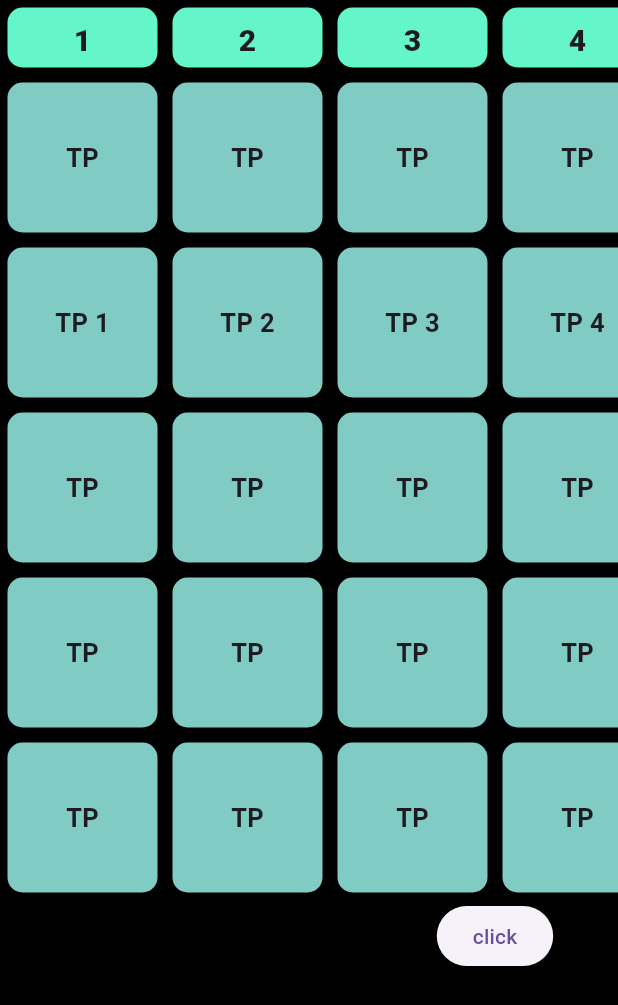
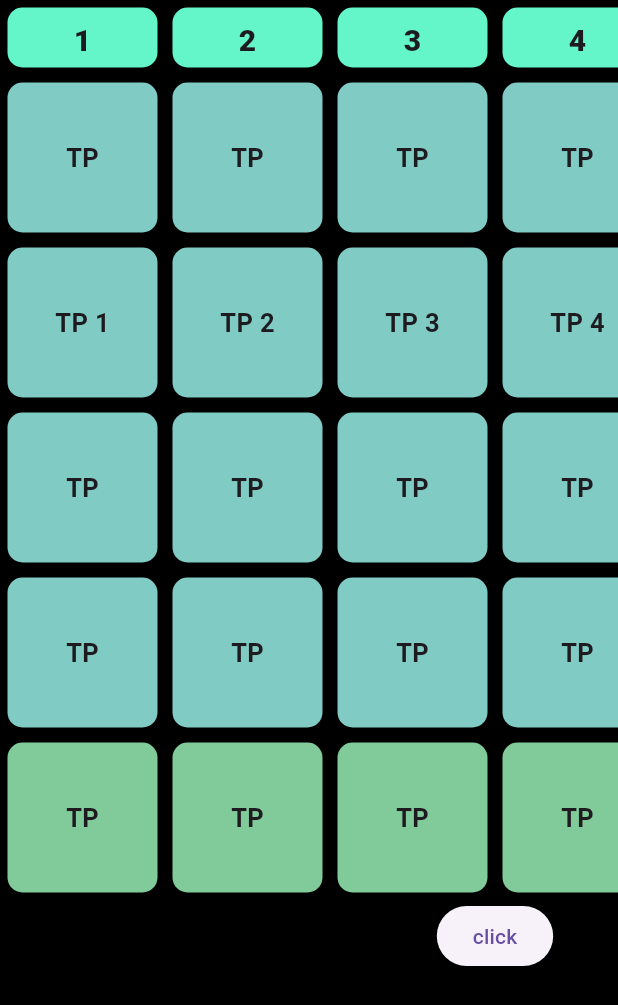
Before and after one commit to Vaishnavtech/timet, a Flutter app: the screen it shows after launch, on a phone screen of 412 x 824 dp. Shown: the top 1005 px of the screen. Run offline on Flutter 3.47's test engine with Material 3 defaults, Android fonts, the phone set to English and light mode, and no system bars; drawn by our look-alikes of flip_card.

Commit message:
before filesystem

```diff
--- a/lib/main.dart
+++ b/lib/main.dart
@@ -11,8 +11,18 @@ class box2 extends StatelessWidget {
   double x;
   double y;
   String boxText2;
+  int day;
+  final moonLanding = DateTime.parse(DateTime.now().toString());
+   Color? method(day) {
+    if(moonLanding.weekday==day){
+     return Color.fromARGB(255, 128, 203, 153);
+    }
+    else{
+    return Colors.teal[200];
+    }
+  }
+  box2(this.boxText2,this.day, [this.y = 100, this.x = 100]);
 
-  box2(this.boxText2, [this.y = 100, this.x = 100]);
 
   @override
   Widget build(BuildContext context) {
@@ -25,7 +35,7 @@ class box2 extends StatelessWidget {
           alignment: Alignment.center,
           decoration: BoxDecoration(
             borderRadius: BorderRadius.circular(10),
-          color: Colors.teal[200],
+            color: method(day),
           ),
           padding: const EdgeInsets.all(8),
           child: Text(
@@ -33,7 +43,8 @@ class box2 extends StatelessWidget {
             style: TextStyle(fontWeight: FontWeight.bold, fontSize: 17),
           ),
         ),
-),back: Padding(
+      ),
+      back: Padding(
         padding: const EdgeInsets.all(5.0),
         child: Container(
           width: x,
@@ -50,7 +61,8 @@ class box2 extends StatelessWidget {
           ),
         ),
       ),
-    direction: FlipDirection.VERTICAL,);
+      direction: FlipDirection.VERTICAL,
+    );
   }
 }
 
@@ -93,52 +105,52 @@ class home extends StatelessWidget {
               ),
               Row(
                 children: [
-                  box2("TP"),
-                  box2("TP"),
-                  box2("TP"),
-                  box2("TP"),
-                  box2("TP"),
-                  box2("TP"),
+                  box2("TP",1),
+                  box2("TP",1),
+                  box2("TP",1),
+                  box2("TP",1),
+                  box2("TP",1),
+                  box2("TP",1),
                 ],
               ),
               Row(
                 children: [
-                  box2("TP 1"),
-                  box2("TP 2"),
-                  box2("TP 3"),
-                  box2("TP 4"),
-                  box2("TP 5"),
-                  box2("TP 6"),
+                  box2("TP 1",2),
+                  box2("TP 2",2),
+                  box2("TP 3",2),
+                  box2("TP 4",2),
+                  box2("TP 5",2),
+                  box2("TP 6",2),
                 ],
               ),
               Row(
                 children: [
-                  box2("TP"),
-                  box2("TP"),
-                  box2("TP"),
-                  box2("TP"),
-                  box2("TP"),
-                  box2("TP"),
+                  box2("TP",3),
+                  box2("TP",3),
+                  box2("TP",3),
+                  box2("TP",3),
+                  box2("TP",3),
+                  box2("TP",3),
                 ],
               ),
               Row(
                 children: [
-                  box2("TP"),
-                  box2("TP"),
-                  box2("TP"),
-                  box2("TP"),
-                  box2("TP"),
-                  box2("TP"),
+                  box2("TP",4),
+                  box2("TP",4),
+                  box2("TP",4),
+                  box2("TP",4),
+                  box2("TP",4),
+                  box2("TP",4),
                 ],
               ),
               Row(
                 children: [
-                  box2("TP"),
-                  box2("TP"),
-                  box2("TP"),
-                  box2("TP"),
-                  box2("TP"),
-                  box2("TP"),
+                  box2("TP",5),
+                  box2("TP",5),
+                  box2("TP",5),
+                  box2("TP",5),
+                  box2("TP",5),
+                  box2("TP",5),
                 ],
               ),
               ElevatedButton(
--- a/lib/screen2.dart
+++ b/lib/screen2.dart
@@ -5,7 +5,7 @@ class box extends StatelessWidget {
   String boxText;
   box(this.boxText);
   final moonLanding = DateTime.parse(DateTime.now().toString());
-  Color? method() {
+  Color? metho() {
 
     return Colors.teal[200];
   }
@@ -17,7 +17,7 @@ class box extends StatelessWidget {
         alignment: Alignment.center,
         decoration: BoxDecoration(
           borderRadius: BorderRadius.circular(10),
-          color: method(),
+          color: metho(),
         ),
         padding: const EdgeInsets.all(8),
         child: Text(
--- a/pubspec.yaml
+++ b/pubspec.yaml
@@ -36,6 +36,7 @@ dependencies:
   # Use with the CupertinoIcons class for iOS style icons.
   cupertino_icons: ^1.0.2
   flip_card: ^0.7.0
+  csv: ^5.1.1
 
 dev_dependencies:
   flutter_test:
```
Also changed, not shown: pubspec.lock. Lines whose indentation alone changed are shown as unchanged.
